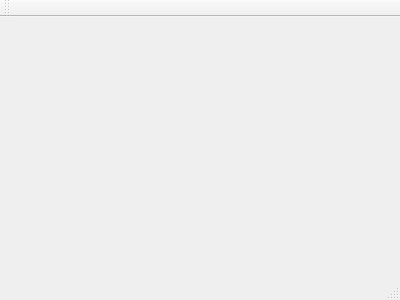
Qt form myapp1/mainwindow.ui (sergfx/test) before a commit.
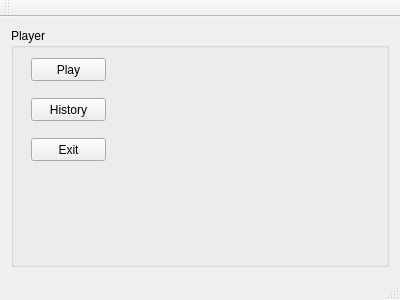
The same form after that commit.

Commit message: show information about play

The edit to the form file:
```diff
--- a/myapp1/mainwindow.ui
+++ b/myapp1/mainwindow.ui
@@ -14,7 +14,54 @@
    <string>MainWindow</string>
   </property>
   <widget class="QWidget" name="centralWidget">
-   <layout class="QGridLayout" name="gridLayout"/>
+   <layout class="QGridLayout" name="gridLayout">
+    <item row="0" column="0">
+     <widget class="QGroupBox" name="groupBox">
+      <property name="title">
+       <string>Player</string>
+      </property>
+      <widget class="QPushButton" name="play">
+       <property name="geometry">
+        <rect>
+         <x>20</x>
+         <y>30</y>
+         <width>75</width>
+         <height>23</height>
+        </rect>
+       </property>
+       <property name="text">
+        <string>Play</string>
+       </property>
+      </widget>
+      <widget class="QPushButton" name="history">
+       <property name="geometry">
+        <rect>
+         <x>20</x>
+         <y>70</y>
+         <width>75</width>
+         <height>23</height>
+        </rect>
+       </property>
+       <property name="text">
+        <string>History</string>
+       </property>
+      </widget>
+      <widget class="QPushButton" name="exit">
+       <property name="geometry">
+        <rect>
+         <x>20</x>
+         <y>110</y>
+         <width>75</width>
+         <height>23</height>
+        </rect>
+       </property>
+       <property name="text">
+        <string>Exit</string>
+       </property>
+      </widget>
+     </widget>
+    </item>
+   </layout>
   </widget>
   <widget class="QMenuBar" name="menuBar">
    <property name="geometry">
```
The commit also changes 2 other files.
